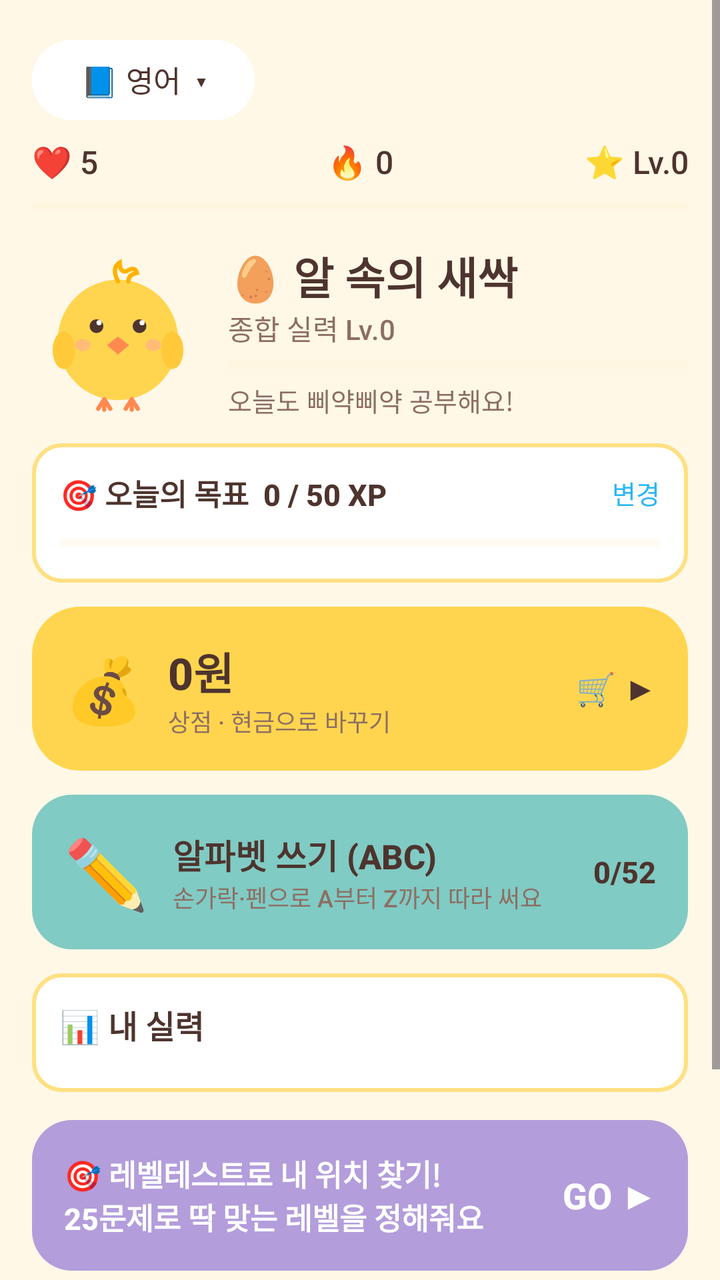
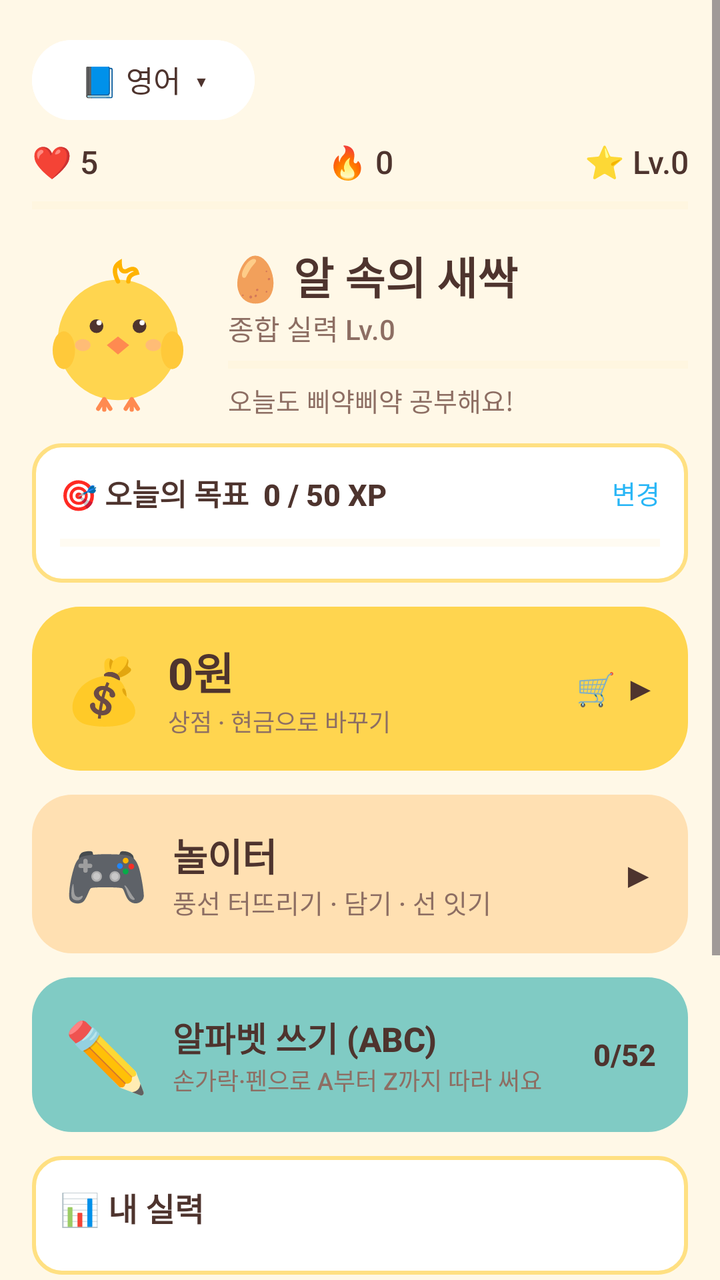

Screens rendered from an Android XML layout before and after an edit, with the pre-edit source and the edit as a unified diff.
<!-- AndroidManifest.xml: application theme Theme.Piyak -->
<!-- res/layout/activity_main.xml -->
<?xml version="1.0" encoding="utf-8"?>
<ScrollView xmlns:android="http://schemas.android.com/apk/res/android"
    android:layout_width="match_parent" android:layout_height="match_parent"
    android:fillViewport="true">

    <LinearLayout
        android:layout_width="match_parent" android:layout_height="wrap_content"
        android:orientation="vertical" android:padding="16dp">

        
        <Button android:id="@+id/btnSwitchSubject"
            android:layout_width="wrap_content" android:layout_height="wrap_content"
            android:text="📘 영어  ▾" android:textSize="15sp"
            android:backgroundTint="@color/white" android:textColor="@color/brown_text" />

        
        <LinearLayout
            android:layout_width="match_parent" android:layout_height="wrap_content"
            android:layout_marginTop="6dp"
            android:orientation="horizontal" android:gravity="center_vertical">
            <TextView android:id="@+id/txtHearts" android:layout_width="0dp" android:layout_height="wrap_content"
                android:layout_weight="1" android:textSize="16sp" android:text="❤️ 5" />
            <TextView android:id="@+id/txtStreak" android:layout_width="0dp" android:layout_height="wrap_content"
                android:layout_weight="1" android:gravity="center" android:textSize="16sp" android:text="🔥 0" />
            <TextView android:id="@+id/txtLevel" android:layout_width="0dp" android:layout_height="wrap_content"
                android:layout_weight="1" android:gravity="end" android:textSize="16sp" android:text="⭐ Lv.0" />
        </LinearLayout>

        <ProgressBar android:id="@+id/xpBar" style="?android:attr/progressBarStyleHorizontal"
            android:layout_width="match_parent" android:layout_height="10dp"
            android:layout_marginTop="6dp" android:max="100"
            android:progressTint="@color/chick_yellow_deep" android:progressBackgroundTint="@color/cream_dark" />

        
        <LinearLayout
            android:layout_width="match_parent" android:layout_height="wrap_content"
            android:orientation="horizontal" android:gravity="center_vertical"
            android:layout_marginTop="14dp">
            <ImageView android:id="@+id/imgMascot" android:layout_width="86dp" android:layout_height="86dp"
                android:src="@drawable/chick_neutral" android:contentDescription="삐약이" />
            <LinearLayout android:layout_width="0dp" android:layout_height="wrap_content"
                android:layout_weight="1" android:orientation="vertical" android:layout_marginStart="12dp">
                <TextView android:id="@+id/txtRank" android:layout_width="wrap_content" android:layout_height="wrap_content"
                    android:text="🥚 알 속의 새싹" android:textSize="22sp" android:textStyle="bold" />
                <TextView android:id="@+id/txtOverall" android:layout_width="wrap_content" android:layout_height="wrap_content"
                    android:text="종합 실력 Lv.0" android:textSize="14sp" android:textColor="@color/brown_soft" />
                <ProgressBar android:id="@+id/rankBar" style="?android:attr/progressBarStyleHorizontal"
                    android:layout_width="match_parent" android:layout_height="8dp"
                    android:layout_marginTop="4dp" android:max="100"
                    android:progressTint="@color/lavender_deep" android:progressBackgroundTint="@color/cream_dark" />
                <TextView android:id="@+id/txtGreeting" android:layout_width="wrap_content" android:layout_height="wrap_content"
                    android:layout_marginTop="4dp"
                    android:text="오늘도 삐약삐약 공부해요!" android:textSize="13sp" android:textColor="@color/brown_soft" />
            </LinearLayout>
        </LinearLayout>

        
        <LinearLayout android:id="@+id/goalBox"
            android:layout_width="match_parent" android:layout_height="wrap_content"
            android:orientation="vertical" android:layout_marginTop="12dp"
            android:padding="14dp" android:background="@drawable/bg_tile">
            <LinearLayout android:layout_width="match_parent" android:layout_height="wrap_content"
                android:orientation="horizontal" android:gravity="center_vertical">
                <TextView android:id="@+id/txtGoal" android:layout_width="0dp" android:layout_height="wrap_content"
                    android:layout_weight="1" android:text="🎯 오늘의 목표  0 / 50 XP"
                    android:textSize="15sp" android:textStyle="bold" />
                <TextView android:id="@+id/txtGoalEdit" android:layout_width="wrap_content" android:layout_height="wrap_content"
                    android:text="변경" android:textSize="13sp" android:textColor="@color/sky_deep" />
            </LinearLayout>
            <ProgressBar android:id="@+id/goalBar" style="?android:attr/progressBarStyleHorizontal"
                android:layout_width="match_parent" android:layout_height="12dp"
                android:layout_marginTop="8dp" android:max="100"
                android:progressTint="@color/coral" android:progressBackgroundTint="@color/cream_dark" />
        </LinearLayout>

        
        <LinearLayout android:id="@+id/cardWallet"
            android:layout_width="match_parent" android:layout_height="wrap_content"
            android:orientation="horizontal" android:gravity="center_vertical"
            android:layout_marginTop="12dp" android:padding="16dp"
            android:background="@drawable/bg_wallet">
            <TextView android:layout_width="wrap_content" android:layout_height="wrap_content"
                android:text="💰" android:textSize="32sp" />
            <LinearLayout android:layout_width="0dp" android:layout_height="wrap_content"
                android:layout_weight="1" android:orientation="vertical" android:layout_marginStart="12dp">
                <TextView android:id="@+id/txtCoins" android:layout_width="wrap_content" android:layout_height="wrap_content"
                    android:text="0원" android:textSize="22sp" android:textStyle="bold"
                    android:textColor="@color/brown_text" />
                <TextView android:layout_width="wrap_content" android:layout_height="wrap_content"
                    android:text="상점 · 현금으로 바꾸기" android:textSize="12sp"
                    android:textColor="@color/brown_soft" />
            </LinearLayout>
            <TextView android:layout_width="wrap_content" android:layout_height="wrap_content"
                android:text="🛒 ▶" android:textSize="16sp" android:textStyle="bold"
                android:textColor="@color/brown_text" />
        </LinearLayout>

        
        <LinearLayout android:id="@+id/cardAlphabet"
            android:layout_width="match_parent" android:layout_height="wrap_content"
            android:orientation="horizontal" android:gravity="center_vertical"
            android:layout_marginTop="12dp" android:padding="16dp"
            android:background="@drawable/bg_alphabet">
            <TextView android:layout_width="wrap_content" android:layout_height="wrap_content"
                android:text="✏️" android:textSize="34sp" />
            <LinearLayout android:layout_width="0dp" android:layout_height="wrap_content"
                android:layout_weight="1" android:orientation="vertical" android:layout_marginStart="12dp">
                <TextView android:layout_width="wrap_content" android:layout_height="wrap_content"
                    android:text="알파벳 쓰기 (ABC)" android:textSize="17sp" android:textStyle="bold"
                    android:textColor="@color/brown_text" />
                <TextView android:id="@+id/txtAlphabetSub" android:layout_width="wrap_content" android:layout_height="wrap_content"
                    android:text="손가락·펜으로 A부터 Z까지 따라 써요" android:textSize="12sp"
                    android:textColor="@color/brown_soft" />
            </LinearLayout>
            <TextView android:id="@+id/txtAlphabetCount" android:layout_width="wrap_content" android:layout_height="wrap_content"
                android:text="0/52" android:textSize="15sp" android:textStyle="bold"
                android:textColor="@color/brown_text" />
        </LinearLayout>

        
        <LinearLayout
            android:layout_width="match_parent" android:layout_height="wrap_content"
            android:orientation="vertical" android:layout_marginTop="12dp"
            android:padding="14dp" android:background="@drawable/bg_tile">
            <LinearLayout android:layout_width="match_parent" android:layout_height="wrap_content"
                android:orientation="horizontal" android:gravity="center_vertical">
                <TextView android:layout_width="0dp" android:layout_height="wrap_content" android:layout_weight="1"
                    android:text="📊 내 실력" android:textSize="16sp" android:textStyle="bold" />
                <TextView android:id="@+id/txtWeakest" android:layout_width="wrap_content" android:layout_height="wrap_content"
                    android:textSize="12sp" android:textColor="@color/brown_soft" />
            </LinearLayout>
            <LinearLayout android:id="@+id/skillsBox"
                android:layout_width="match_parent" android:layout_height="wrap_content"
                android:orientation="vertical" android:layout_marginTop="8dp" />
        </LinearLayout>

        
        <LinearLayout
            android:id="@+id/bannerPlacement"
            android:layout_width="match_parent" android:layout_height="wrap_content"
            android:layout_marginTop="14dp" android:background="@drawable/bg_banner"
            android:orientation="horizontal" android:padding="16dp" android:gravity="center_vertical">
            <TextView android:id="@+id/txtPlacement"
                android:layout_width="0dp" android:layout_height="wrap_content" android:layout_weight="1"
                android:text="🎯 레벨테스트로 내 위치 찾기!\n25문제로 딱 맞는 레벨을 정해줘요"
                android:textColor="@color/white" android:textSize="15sp" android:textStyle="bold" />
            <TextView android:layout_width="wrap_content" android:layout_height="wrap_content"
                android:text="GO ▶" android:textColor="@color/white" android:textSize="18sp" android:textStyle="bold" />
        </LinearLayout>

        
        <TextView android:layout_width="wrap_content" android:layout_height="wrap_content"
            android:layout_marginTop="18dp" android:text="📚 학습 코스"
            android:textSize="16sp" android:textStyle="bold" />
        <LinearLayout android:id="@+id/tracksBox"
            android:layout_width="match_parent" android:layout_height="wrap_content"
            android:orientation="vertical" android:layout_marginTop="4dp" />

        
        <LinearLayout
            android:layout_width="match_parent" android:layout_height="wrap_content"
            android:orientation="horizontal" android:layout_marginTop="12dp">
            <Button android:id="@+id/btnReview" android:layout_width="0dp" android:layout_height="wrap_content"
                android:layout_weight="1" android:text="💊 오답 0" />
            <Button android:id="@+id/btnStats" android:layout_width="0dp" android:layout_height="wrap_content"
                android:layout_weight="1" android:layout_marginStart="8dp" android:text="📊 통계" />
            <Button android:id="@+id/btnSettings" android:layout_width="0dp" android:layout_height="wrap_content"
                android:layout_weight="1" android:layout_marginStart="8dp" android:text="⚙️ 설정" />
        </LinearLayout>
    </LinearLayout>
</ScrollView>
<!-- resources referenced by this layout -->
<resources>
  <color name="brown_soft">#8D6E63</color>
  <color name="brown_text">#4E342E</color>
  <color name="chick_yellow_deep">#FFB300</color>
  <color name="coral">#FF8A80</color>
  <color name="cream_dark">#FFF0CC</color>
  <color name="lavender_deep">#7E57C2</color>
  <color name="sky_deep">#29B6F6</color>
  <color name="white">#FFFFFF</color>
  <!-- drawable bg_alphabet (drawable) -->
  <?xml version="1.0" encoding="utf-8"?>
  <shape xmlns:android="http://schemas.android.com/apk/res/android" android:shape="rectangle">
      <solid android:color="@color/mint"/>
      <corners android:radius="20dp"/>
  </shape>
  <!-- drawable bg_banner (drawable) -->
  <?xml version="1.0" encoding="utf-8"?>
  <shape xmlns:android="http://schemas.android.com/apk/res/android" android:shape="rectangle">
      <solid android:color="@color/lavender"/>
      <corners android:radius="20dp"/>
  </shape>
  <!-- drawable bg_tile (drawable) -->
  <?xml version="1.0" encoding="utf-8"?>
  <shape xmlns:android="http://schemas.android.com/apk/res/android" android:shape="rectangle">
      <solid android:color="@color/white"/>
      <stroke android:width="2dp" android:color="@color/tile_border"/>
      <corners android:radius="14dp"/>
  </shape>
  <!-- drawable bg_wallet (drawable) -->
  <?xml version="1.0" encoding="utf-8"?>
  <shape xmlns:android="http://schemas.android.com/apk/res/android" android:shape="rectangle">
      <solid android:color="@color/chick_yellow"/>
      <corners android:radius="24dp"/>
  </shape>
  <style name="Theme.Piyak" parent="Theme.Material3.Light.NoActionBar">
          <item name="colorPrimary">@color/chick_yellow</item>
          <item name="colorOnPrimary">@color/brown_text</item>
          <item name="colorPrimaryContainer">@color/cream_dark</item>
          <item name="colorOnPrimaryContainer">@color/brown_text</item>
          <item name="colorSecondary">@color/coral</item>
          <item name="colorOnSecondary">@color/white</item>
          <item name="android:windowBackground">@color/cream</item>
          <item name="android:statusBarColor">@color/cream</item>
          <item name="android:windowLightStatusBar">true</item>
          <item name="android:navigationBarColor">@color/cream</item>
          <item name="android:textColor">@color/brown_text</item>
          <item name="android:fontFamily">sans-serif-medium</item>
      </style>
  <color name="mint">#80CBC4</color>
  <color name="lavender">#B39DDB</color>
  <color name="tile_border">#FFE082</color>
  <color name="chick_yellow">#FFD54F</color>
  <color name="cream">#FFF8E7</color>
  <!-- unchanged entries left out for length: 1 -->
</resources>

<!-- the commit's change to res/layout/activity_main.xml (unified diff, before → after) -->
@@ -96,6 +96,27 @@
         </LinearLayout>
 
         
+        <LinearLayout android:id="@+id/cardPlayground"
+            android:layout_width="match_parent" android:layout_height="wrap_content"
+            android:layout_marginTop="12dp" android:background="@drawable/bg_playground"
+            android:orientation="horizontal" android:padding="16dp" android:gravity="center_vertical">
+            <TextView android:layout_width="wrap_content" android:layout_height="wrap_content"
+                android:text="🎮" android:textSize="34sp" />
+            <LinearLayout android:layout_width="0dp" android:layout_height="wrap_content"
+                android:layout_weight="1" android:orientation="vertical" android:layout_marginStart="12dp">
+                <TextView android:layout_width="wrap_content" android:layout_height="wrap_content"
+                    android:text="놀이터" android:textSize="19sp" android:textStyle="bold"
+                    android:textColor="@color/brown_text" />
+                <TextView android:id="@+id/txtPlayground"
+                    android:layout_width="wrap_content" android:layout_height="wrap_content"
+                    android:text="풍선 터뜨리기 · 담기 · 선 잇기" android:textSize="13sp"
+                    android:textColor="@color/brown_soft" />
+            </LinearLayout>
+            <TextView android:layout_width="wrap_content" android:layout_height="wrap_content"
+                android:text="▶" android:textSize="18sp" android:textColor="@color/brown_text" />
+        </LinearLayout>
+
+        
         <LinearLayout android:id="@+id/cardAlphabet"
             android:layout_width="match_parent" android:layout_height="wrap_content"
             android:orientation="horizontal" android:gravity="center_vertical"
<!-- resource entries referenced after the edit -->
@@ -18,6 +18,12 @@
   <?xml version="1.0" encoding="utf-8"?>
   <shape xmlns:android="http://schemas.android.com/apk/res/android" android:shape="rectangle">
       <solid android:color="@color/lavender"/>
+      <corners android:radius="20dp"/>
+  </shape>
+  <!-- drawable bg_playground (drawable) -->
+  <?xml version="1.0" encoding="utf-8"?>
+  <shape xmlns:android="http://schemas.android.com/apk/res/android" android:shape="rectangle">
+      <solid android:color="#FFE0B2"/>
       <corners android:radius="20dp"/>
   </shape>
   <!-- drawable bg_tile (drawable) -->
